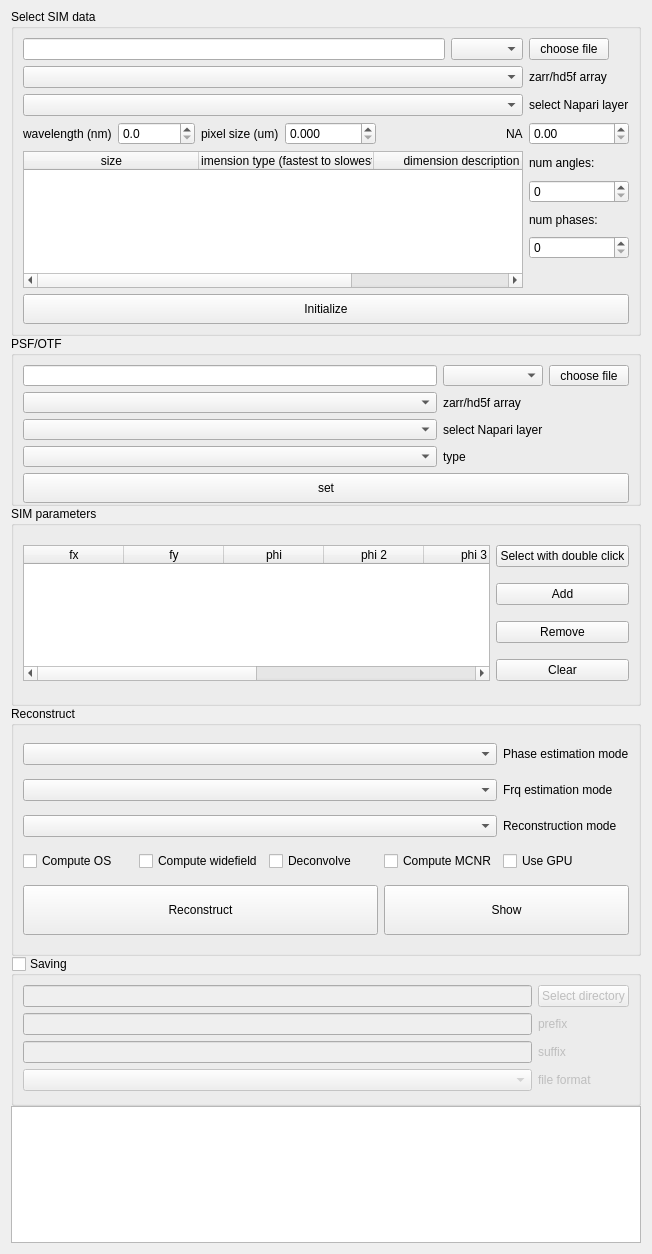
Before: the Qt Designer form napari_mcsim/mcsim_plugin.ui in QI2lab/napari-mcsim, drawn with Qt 5.
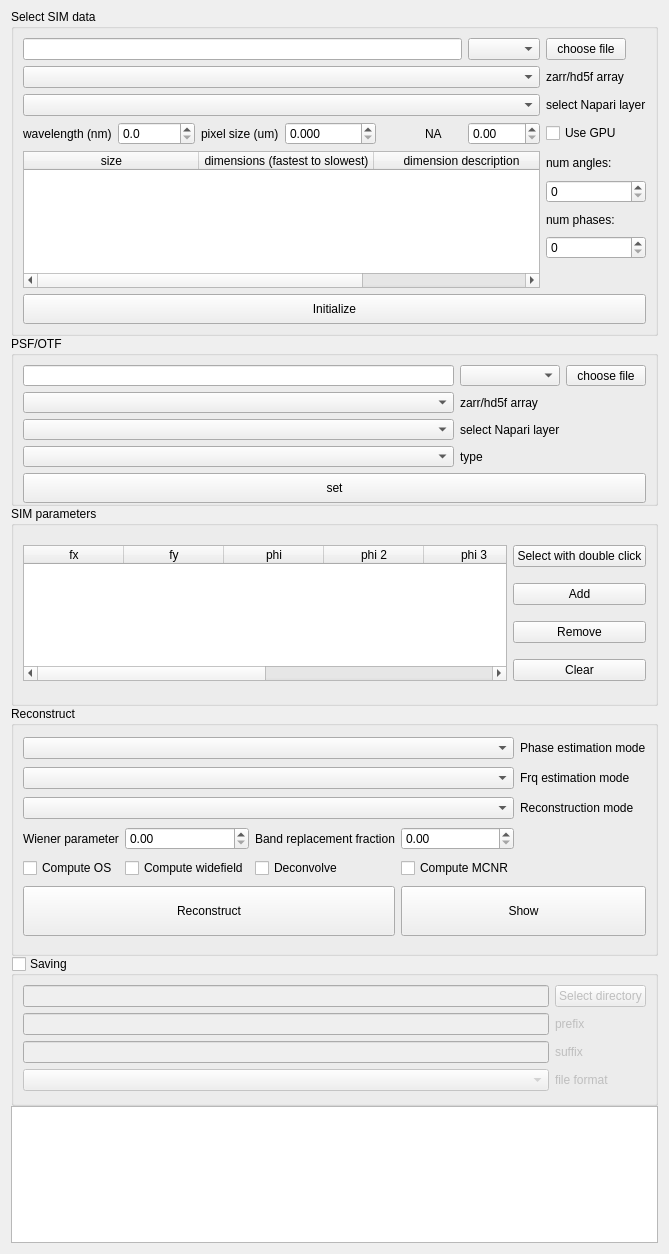
After: the same form once the commit is applied.

Commit message: (1) added ability to set Wiener parameter and optical sectioning parameter and (2) changed status function to avoid warnings about access to private method

Diff of the .ui file:
```diff
--- a/napari_mcsim/mcsim_plugin.ui
+++ b/napari_mcsim/mcsim_plugin.ui
@@ -155,23 +155,6 @@
         </property>
        </widget>
       </item>
-      <item row="3" column="6" alignment="Qt::AlignRight">
-       <widget class="QLabel" name="label_4">
-        <property name="text">
-         <string>NA</string>
-        </property>
-       </widget>
-      </item>
-      <item row="3" column="7">
-       <widget class="QDoubleSpinBox" name="na_doubleSpinBox">
-        <property name="maximum">
-         <double>2.000000000000000</double>
-        </property>
-        <property name="singleStep">
-         <double>0.100000000000000</double>
-        </property>
-       </widget>
-      </item>
       <item row="1" column="0" colspan="7">
        <widget class="QComboBox" name="array_select_comboBox"/>
       </item>
@@ -190,7 +173,7 @@
         </column>
         <column>
          <property name="text">
-          <string>dimension type (fastest to slowest)</string>
+          <string>dimensions (fastest to slowest)</string>
          </property>
         </column>
         <column>
@@ -224,6 +207,30 @@
         </property>
        </widget>
       </item>
+      <item row="3" column="5">
+       <widget class="QLabel" name="label_4">
+        <property name="text">
+         <string>NA</string>
+        </property>
+       </widget>
+      </item>
+      <item row="3" column="6">
+       <widget class="QDoubleSpinBox" name="na_doubleSpinBox">
+        <property name="maximum">
+         <double>2.000000000000000</double>
+        </property>
+        <property name="singleStep">
+         <double>0.100000000000000</double>
+        </property>
+       </widget>
+      </item>
+      <item row="3" column="7">
+       <widget class="QCheckBox" name="gpu_checkBox">
+        <property name="text">
+         <string>Use GPU</string>
+        </property>
+       </widget>
+      </item>
      </layout>
     </widget>
    </item>
@@ -410,13 +417,6 @@
         </property>
        </widget>
       </item>
-      <item row="4" column="4">
-       <widget class="QCheckBox" name="gpu_checkBox">
-        <property name="text">
-         <string>Use GPU</string>
-        </property>
-       </widget>
-      </item>
       <item row="1" column="0" colspan="4">
        <widget class="QComboBox" name="frq_comboBox"/>
       </item>
@@ -494,6 +494,40 @@
         </property>
        </widget>
       </item>
+      <item row="3" column="1">
+       <widget class="QDoubleSpinBox" name="wiener_doubleSpinBox">
+        <property name="maximum">
+         <double>1.000000000000000</double>
+        </property>
+        <property name="singleStep">
+         <double>0.100000000000000</double>
+        </property>
+       </widget>
+      </item>
+      <item row="3" column="0">
+       <widget class="QLabel" name="label_17">
+        <property name="text">
+         <string>Wiener parameter</string>
+        </property>
+       </widget>
+      </item>
+      <item row="3" column="2">
+       <widget class="QLabel" name="label_18">
+        <property name="text">
+         <string>Band replacement fraction</string>
+        </property>
+       </widget>
+      </item>
+      <item row="3" column="3">
+       <widget class="QDoubleSpinBox" name="band_replacement_doubleSpinBox">
+        <property name="maximum">
+         <double>1.000000000000000</double>
+        </property>
+        <property name="singleStep">
+         <double>0.100000000000000</double>
+        </property>
+       </widget>
+      </item>
      </layout>
     </widget>
    </item>
```
The commit also changes 1 other file.
